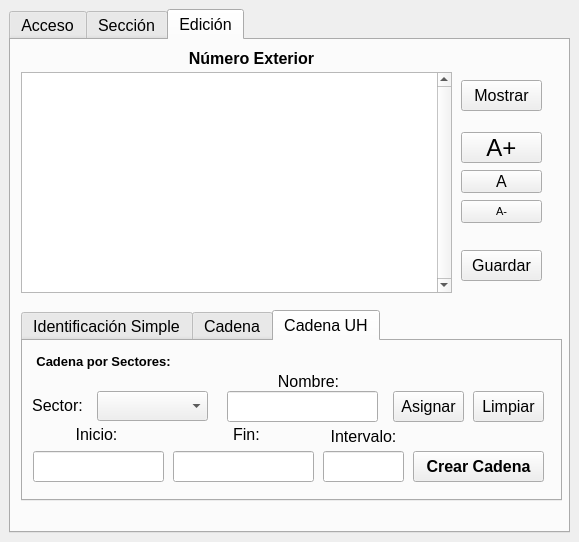
First picture: the form in numeros_exteriores_dockwidget_base.ui, repository DAGGDesarrollo/repo_dce, before the edit.
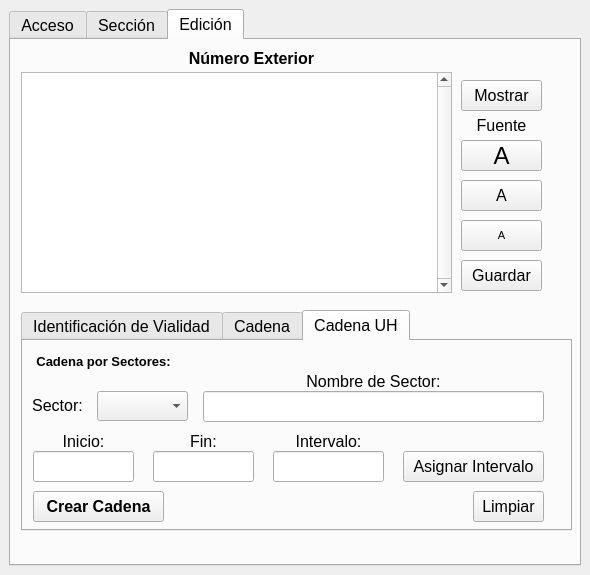
Second picture: the form after the edit. The open tabs and pages were chosen to show the change.

Commit message: Se reordenaron los botones en las pestañas para mejorar la interfaz. Se cambiaron los textos de algunos botones.

Diff of the .ui file:
```diff
--- a/numeros_exteriores_dockwidget_base.ui
+++ b/numeros_exteriores_dockwidget_base.ui
@@ -6,8 +6,8 @@
    <rect>
     <x>0</x>
     <y>0</y>
-    <width>579</width>
-    <height>542</height>
+    <width>590</width>
+    <height>575</height>
    </rect>
   </property>
   <property name="sizePolicy">
@@ -516,9 +516,9 @@
         <property name="geometry">
          <rect>
           <x>450</x>
-          <y>130</y>
+          <y>140</y>
           <width>81</width>
-          <height>23</height>
+          <height>31</height>
          </rect>
         </property>
         <property name="sizePolicy">
@@ -543,7 +543,7 @@
         <property name="geometry">
          <rect>
           <x>450</x>
-          <y>92</y>
+          <y>100</y>
           <width>81</width>
           <height>31</height>
          </rect>
@@ -563,16 +563,16 @@
          </font>
         </property>
         <property name="text">
-         <string>A+</string>
+         <string>A</string>
         </property>
        </widget>
        <widget class="QPushButton" name="tminFont">
         <property name="geometry">
          <rect>
           <x>450</x>
-          <y>160</y>
+          <y>180</y>
           <width>81</width>
-          <height>23</height>
+          <height>31</height>
          </rect>
         </property>
         <property name="sizePolicy">
@@ -590,7 +590,7 @@
          </font>
         </property>
         <property name="text">
-         <string>A-</string>
+         <string>A</string>
         </property>
        </widget>
        <widget class="QTextEdit" name="textEdit">
@@ -649,8 +649,8 @@
          <rect>
           <x>10</x>
           <y>270</y>
-          <width>541</width>
-          <height>191</height>
+          <width>551</width>
+          <height>221</height>
          </rect>
         </property>
         <property name="currentIndex">
@@ -658,7 +658,7 @@
         </property>
         <widget class="QWidget" name="IdentificacionSimple">
          <attribute name="title">
-          <string>Identificación Simple</string>
+          <string>Identificación de Vialidad</string>
          </attribute>
          <widget class="QPushButton" name="btnIdentificar10">
           <property name="geometry">
@@ -1179,7 +1179,7 @@
            <rect>
             <x>10</x>
             <y>110</y>
-            <width>131</width>
+            <width>101</width>
             <height>31</height>
            </rect>
           </property>
@@ -1198,8 +1198,8 @@
          <widget class="QPushButton" name="btnCrearCadena_2">
           <property name="geometry">
            <rect>
-            <x>390</x>
-            <y>110</y>
+            <x>10</x>
+            <y>150</y>
             <width>131</width>
             <height>31</height>
            </rect>
@@ -1255,9 +1255,9 @@
          <widget class="QLineEdit" name="txtRIntervalo_2">
           <property name="geometry">
            <rect>
-            <x>300</x>
+            <x>250</x>
             <y>110</y>
-            <width>81</width>
+            <width>111</width>
             <height>31</height>
            </rect>
           </property>
@@ -1276,9 +1276,9 @@
          <widget class="QLineEdit" name="txtRfinal_2">
           <property name="geometry">
            <rect>
-            <x>150</x>
+            <x>130</x>
             <y>110</y>
-            <width>141</width>
+            <width>101</width>
             <height>31</height>
            </rect>
           </property>
@@ -1297,9 +1297,9 @@
          <widget class="QLabel" name="label_20">
           <property name="geometry">
            <rect>
-            <x>200</x>
-            <y>83</y>
-            <width>47</width>
+            <x>130</x>
+            <y>90</y>
+            <width>101</width>
             <height>20</height>
            </rect>
           </property>
@@ -1327,10 +1327,10 @@
          <widget class="QLabel" name="label_19">
           <property name="geometry">
            <rect>
-            <x>50</x>
-            <y>83</y>
-            <width>47</width>
-            <height>20</height>
+            <x>10</x>
+            <y>90</y>
+            <width>101</width>
+            <height>21</height>
            </rect>
           </property>
           <property name="sizePolicy">
@@ -1357,10 +1357,10 @@
          <widget class="QLabel" name="label_17">
           <property name="geometry">
            <rect>
-            <x>300</x>
-            <y>80</y>
-            <width>81</width>
-            <height>31</height>
+            <x>250</x>
+            <y>90</y>
+            <width>111</width>
+            <height>21</height>
            </rect>
           </property>
           <property name="sizePolicy">
@@ -1392,7 +1392,7 @@
            <rect>
             <x>74</x>
             <y>50</y>
-            <width>111</width>
+            <width>91</width>
             <height>30</height>
            </rect>
           </property>
@@ -1444,9 +1444,9 @@
          <widget class="QLabel" name="label_22">
           <property name="geometry">
            <rect>
-            <x>230</x>
+            <x>180</x>
             <y>30</y>
-            <width>111</width>
+            <width>341</width>
             <height>20</height>
            </rect>
           </property>
@@ -1465,7 +1465,7 @@
            </font>
           </property>
           <property name="text">
-           <string>Nombre:</string>
+           <string>Nombre de Sector:</string>
           </property>
           <property name="alignment">
            <set>Qt::AlignCenter</set>
@@ -1474,9 +1474,9 @@
          <widget class="QLineEdit" name="txtNombreSector">
           <property name="geometry">
            <rect>
-            <x>204</x>
+            <x>180</x>
             <y>50</y>
-            <width>151</width>
+            <width>341</width>
             <height>31</height>
            </rect>
           </property>
@@ -1495,9 +1495,9 @@
          <widget class="QPushButton" name="btnAsignarSector">
           <property name="geometry">
            <rect>
-            <x>370</x>
-            <y>50</y>
-            <width>71</width>
+            <x>380</x>
+            <y>110</y>
+            <width>141</width>
             <height>31</height>
            </rect>
           </property>
@@ -1516,14 +1516,14 @@
            </font>
           </property>
           <property name="text">
-           <string>Asignar</string>
+           <string>Asignar Intervalo</string>
           </property>
          </widget>
          <widget class="QPushButton" name="btnEliminarSector">
           <property name="geometry">
            <rect>
             <x>450</x>
-            <y>50</y>
+            <y>150</y>
             <width>71</width>
             <height>31</height>
            </rect>
@@ -1552,7 +1552,7 @@
         <property name="geometry">
          <rect>
           <x>450</x>
-          <y>210</y>
+          <y>220</y>
           <width>81</width>
           <height>31</height>
          </rect>
@@ -1575,6 +1575,36 @@
          <string>Guardar</string>
         </property>
        </widget>
+       <widget class="QLabel" name="label_23">
+        <property name="geometry">
+         <rect>
+          <x>450</x>
+          <y>70</y>
+          <width>81</width>
+          <height>31</height>
+         </rect>
+        </property>
+        <property name="sizePolicy">
+         <sizepolicy hsizetype="Preferred" vsizetype="MinimumExpanding">
+          <horstretch>0</horstretch>
+          <verstretch>0</verstretch>
+         </sizepolicy>
+        </property>
+        <property name="font">
+         <font>
+          <family>Arial</family>
+          <pointsize>12</pointsize>
+          <weight>50</weight>
+          <bold>false</bold>
+         </font>
+        </property>
+        <property name="text">
+         <string>Fuente</string>
+        </property>
+        <property name="alignment">
+         <set>Qt::AlignCenter</set>
+        </property>
+       </widget>
       </widget>
      </widget>
     </item>
```
Left out of the diff: 124 changed lines with no effect on the pictures.
